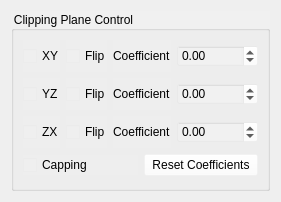
01Hub/ModelViewer, file ui/ClippingPlanesEditor.ui: the form before one commit.
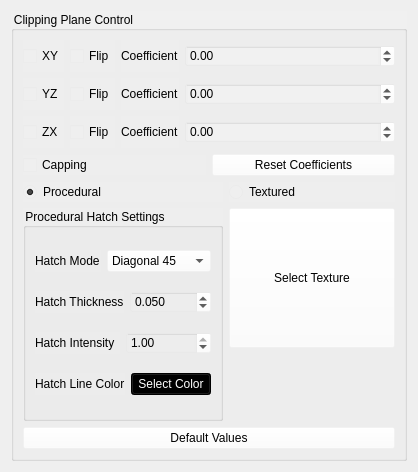
The form after the commit.

Commit message: User defined clipping plane settings

What changed in the file:
```diff
--- a/ui/ClippingPlanesEditor.ui
+++ b/ui/ClippingPlanesEditor.ui
@@ -6,17 +6,23 @@
    <rect>
     <x>0</x>
     <y>0</y>
-    <width>281</width>
-    <height>202</height>
+    <width>418</width>
+    <height>472</height>
    </rect>
   </property>
+  <property name="minimumSize">
+   <size>
+    <width>90</width>
+    <height>90</height>
+   </size>
+  </property>
   <property name="windowTitle">
    <string>Dialog</string>
   </property>
   <property name="styleSheet">
    <string notr="true">color: rgb(0, 0, 0);</string>
   </property>
-  <layout class="QGridLayout" name="gridLayout">
+  <layout class="QGridLayout" name="gridLayout_3">
    <item row="0" column="0">
     <widget class="QGroupBox" name="groupBox_2">
      <property name="styleSheet">
@@ -27,6 +33,10 @@
      </property>
      <layout class="QGridLayout" name="gridLayout_2">
       <item row="0" column="0">
+       <layout class="QVBoxLayout" name="verticalLayout_4">
+        <item>
+         <layout class="QVBoxLayout" name="verticalLayout_3">
+          <item>
        <layout class="QHBoxLayout" name="horizontalLayout_3">
         <item>
          <widget class="QCheckBox" name="checkBoxZX">
@@ -88,7 +98,7 @@
         </item>
        </layout>
       </item>
-      <item row="1" column="0">
+          <item>
        <layout class="QHBoxLayout" name="horizontalLayout">
         <item>
          <widget class="QCheckBox" name="checkBoxXY">
@@ -153,7 +163,7 @@
         </item>
        </layout>
       </item>
-      <item row="2" column="0">
+          <item>
        <layout class="QHBoxLayout" name="horizontalLayout_2">
         <item>
          <widget class="QCheckBox" name="checkBoxYZ">
@@ -215,7 +225,7 @@
         </item>
        </layout>
       </item>
-      <item row="3" column="0">
+          <item>
        <layout class="QHBoxLayout" name="horizontalLayout_4">
         <item>
          <widget class="QCheckBox" name="checkBoxCapping">
@@ -234,6 +244,209 @@
        </layout>
       </item>
      </layout>
+        </item>
+        <item>
+         <layout class="QHBoxLayout" name="horizontalLayout_9">
+          <item>
+           <layout class="QVBoxLayout" name="verticalLayout">
+            <item>
+             <widget class="QRadioButton" name="radioButtonProcedural">
+              <property name="text">
+               <string>Procedural</string>
+              </property>
+              <property name="checked">
+               <bool>true</bool>
+              </property>
+             </widget>
+            </item>
+            <item>
+             <widget class="QGroupBox" name="groupBox">
+              <property name="title">
+               <string>Procedural Hatch Settings</string>
+              </property>
+              <layout class="QGridLayout" name="gridLayout">
+               <item row="2" column="0">
+                <layout class="QHBoxLayout" name="horizontalLayout_7">
+                 <item>
+                  <widget class="QLabel" name="label_5">
+                   <property name="text">
+                    <string>Hatch Intensity</string>
+                   </property>
+                  </widget>
+                 </item>
+                 <item>
+                  <widget class="QDoubleSpinBox" name="doubleSpinBoxIntensity">
+                   <property name="decimals">
+                    <number>2</number>
+                   </property>
+                   <property name="maximum">
+                    <double>1.000000000000000</double>
+                   </property>
+                   <property name="singleStep">
+                    <double>0.010000000000000</double>
+                   </property>
+                   <property name="value">
+                    <double>1.000000000000000</double>
+                   </property>
+                  </widget>
+                 </item>
+                </layout>
+               </item>
+               <item row="0" column="0">
+                <layout class="QHBoxLayout" name="horizontalLayout_5">
+                 <item>
+                  <widget class="QLabel" name="label_6">
+                   <property name="text">
+                    <string>Hatch Mode</string>
+                   </property>
+                  </widget>
+                 </item>
+                 <item>
+                  <widget class="QComboBox" name="comboBoxHatchMode">
+                   <item>
+                    <property name="text">
+                     <string>Diagonal 45</string>
+                    </property>
+                   </item>
+                   <item>
+                    <property name="text">
+                     <string>Diagonal 135</string>
+                    </property>
+                   </item>
+                   <item>
+                    <property name="text">
+                     <string>Horizontal</string>
+                    </property>
+                   </item>
+                   <item>
+                    <property name="text">
+                     <string>Vertical</string>
+                    </property>
+                   </item>
+                   <item>
+                    <property name="text">
+                     <string>Grid</string>
+                    </property>
+                   </item>
+                   <item>
+                    <property name="text">
+                     <string>Cross Hatch</string>
+                    </property>
+                   </item>
+                  </widget>
+                 </item>
+                </layout>
+               </item>
+               <item row="3" column="0">
+                <layout class="QHBoxLayout" name="horizontalLayout_8">
+                 <item>
+                  <widget class="QLabel" name="label_7">
+                   <property name="text">
+                    <string>Hatch Line Color</string>
+                   </property>
+                  </widget>
+                 </item>
+                 <item>
+                  <widget class="QPushButton" name="pushButtonHatchColor">
+                   <property name="styleSheet">
+                    <string notr="true">background-color: rgb(0, 0, 0);
+color: rgb(255, 255, 255);
+</string>
+                   </property>
+                   <property name="text">
+                    <string>Select Color</string>
+                   </property>
+                  </widget>
+                 </item>
+                </layout>
+               </item>
+               <item row="1" column="0">
+                <layout class="QHBoxLayout" name="horizontalLayout_6">
+                 <item>
+                  <widget class="QLabel" name="label_4">
+                   <property name="text">
+                    <string>Hatch Thickness</string>
+                   </property>
+                  </widget>
+                 </item>
+                 <item>
+                  <widget class="QDoubleSpinBox" name="doubleSpinBoxThickness">
+                   <property name="decimals">
+                    <number>3</number>
+                   </property>
+                   <property name="minimum">
+                    <double>0.008000000000000</double>
+                   </property>
+                   <property name="maximum">
+                    <double>0.100000000000000</double>
+                   </property>
+                   <property name="singleStep">
+                    <double>0.001000000000000</double>
+                   </property>
+                   <property name="value">
+                    <double>0.050000000000000</double>
+                   </property>
+                  </widget>
+                 </item>
+                </layout>
+               </item>
+              </layout>
+             </widget>
+            </item>
+           </layout>
+          </item>
+          <item>
+           <layout class="QVBoxLayout" name="verticalLayout_2">
+            <item>
+             <widget class="QRadioButton" name="radioButtonTextured">
+              <property name="text">
+               <string>Textured</string>
+              </property>
+             </widget>
+            </item>
+            <item>
+             <widget class="QPushButton" name="pushButtonTexture">
+              <property name="minimumSize">
+               <size>
+                <width>140</width>
+                <height>140</height>
+               </size>
+              </property>
+              <property name="styleSheet">
+               <string notr="true">background-color: rgba(255, 255, 255, 5%);</string>
+              </property>
+              <property name="text">
+               <string>Select Texture</string>
+              </property>
+             </widget>
+            </item>
+            <item>
+             <spacer name="verticalSpacer">
+              <property name="orientation">
+               <enum>Qt::Orientation::Vertical</enum>
+              </property>
+              <property name="sizeHint" stdset="0">
+               <size>
+                <width>20</width>
+                <height>40</height>
+               </size>
+              </property>
+             </spacer>
+            </item>
+           </layout>
+          </item>
+         </layout>
+        </item>
+       </layout>
+      </item>
+      <item row="1" column="0">
+       <widget class="QPushButton" name="pushButtonDefaultValues">
+        <property name="text">
+         <string>Default Values</string>
+        </property>
+       </widget>
+      </item>
+     </layout>
     </widget>
    </item>
   </layout>
```
Left out of the diff: 35 changed lines with no effect on the pictures. Lines whose indentation alone changed are shown as unchanged. The commit also changes 5 other files.
